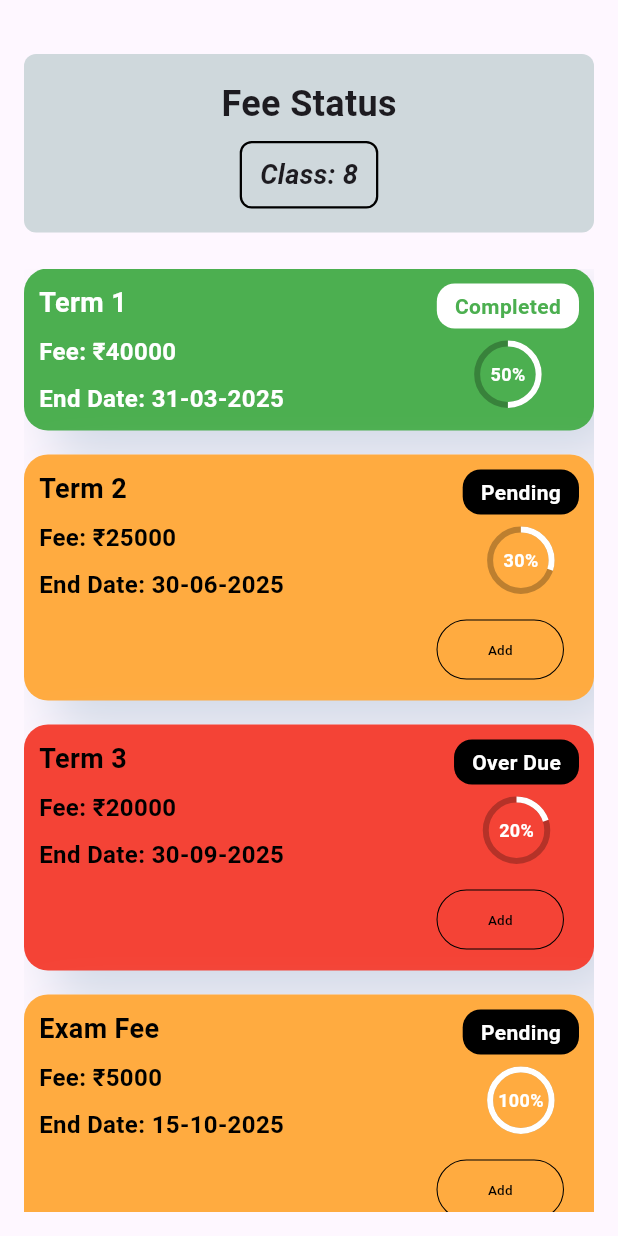
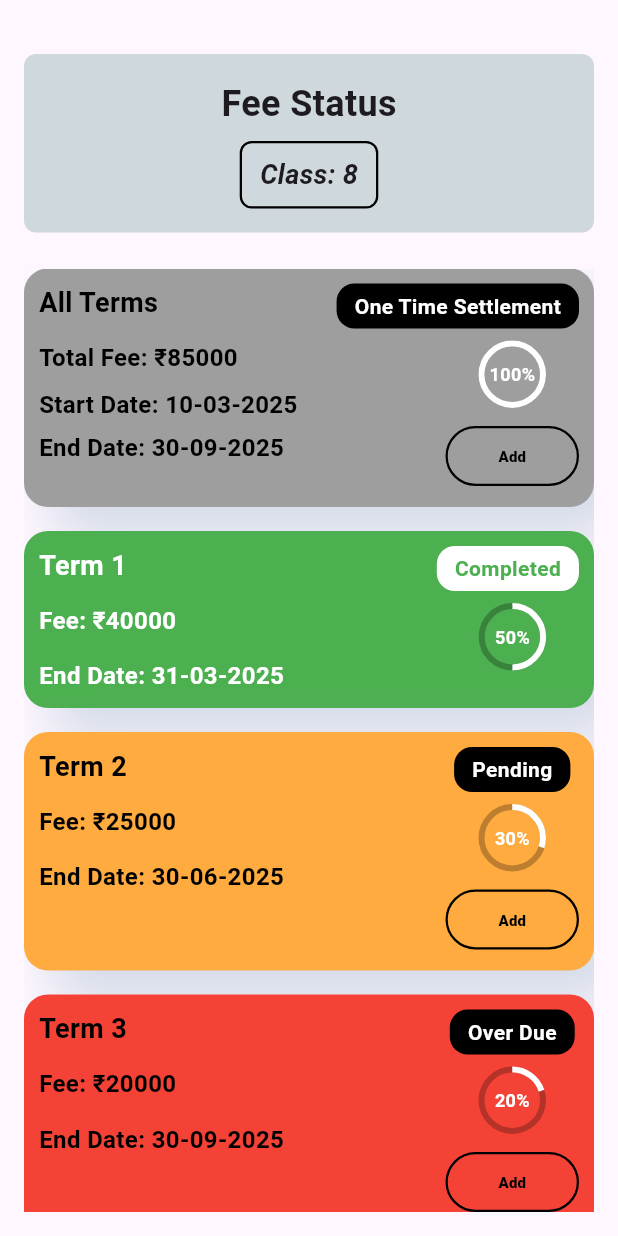
Before and after one commit to prabhas-kenche/school_see_fee_status, a Flutter app: the screen it shows after launch, on a phone screen of 412 x 824 dp. Run offline on Flutter 3.47's test engine with Material 3 defaults, Android fonts, the phone set to English and light mode, and no system bars; drawn by our look-alikes of percent_indicator.

Commit message:
Added a All Terms fee card

```diff
--- a/lib/fee_status.dart
+++ b/lib/fee_status.dart
@@ -1,4 +1,3 @@
-// main.dart
 import 'package:flutter/material.dart';
 import 'package:percent_indicator/circular_percent_indicator.dart';
 import 'payment.dart';
@@ -52,6 +51,15 @@ class FeeStatusPage extends StatelessWidget {
             Expanded(
               child: ListView(
                 children: [
+                  // New FeeCard Added Here
+                  FeeCard(
+                    term: 'All Terms',
+                    fee: 'Total Fee',
+                    percentagePaid: 1.0, // 100% completed
+                    startDate: '10-03-2025', // New Field
+                    endDate: '30-09-2025',
+                    status: 'One Settlement',
+                  ),
                   FeeCard(
                     term: 'Term 1',
                     fee: 40000,
@@ -131,8 +139,9 @@ class FeeStatusPage extends StatelessWidget {
 
 class FeeCard extends StatefulWidget {
   final String term;
-  final int fee;
+  final dynamic fee; // Changed to dynamic to accept both int and string
   final double percentagePaid;
+  final String? startDate; // Added optional start date
   final String endDate;
   final String status;
 
@@ -140,6 +149,7 @@ class FeeCard extends StatefulWidget {
     required this.term,
     required this.fee,
     required this.percentagePaid,
+    this.startDate, // Optional, only for new FeeCard
     required this.endDate,
     required this.status,
   });
@@ -160,6 +170,7 @@ class _FeeCardState extends State<FeeCard> {
   Color _getBackgroundColor() {
     switch (widget.status) {
       case 'Pending':
+      case 'One Time Settlement':
         return Colors.orangeAccent;
       case 'Completed':
         return Colors.green;
@@ -178,6 +189,12 @@ class _FeeCardState extends State<FeeCard> {
   Widget build(BuildContext context) {
     bool isClickable = widget.status != 'Completed';
     Color cardColor = _getBackgroundColor();
+    bool isAllTermsCard = widget.term == 'All Terms';
+    bool isCompletedCard = widget.status == 'Completed';
+    dynamic displayFee = widget.fee;
+    if (isAllTermsCard) {
+      displayFee = 85000;
+    }
 
     return GestureDetector(
       onTap: isClickable
@@ -187,7 +204,7 @@ class _FeeCardState extends State<FeeCard> {
           MaterialPageRoute(
             builder: (context) => PaymentPage(
               term: widget.term,
-              fee: widget.fee,
+              fee: widget.fee is int ? widget.fee : 0,
               endDate: widget.endDate,
               status: widget.status,
             ),
@@ -218,7 +235,6 @@ class _FeeCardState extends State<FeeCard> {
             child: Column(
               children: [
                 Row(
-                  mainAxisAlignment: MainAxisAlignment.spaceBetween,
                   crossAxisAlignment: CrossAxisAlignment.start,
                   children: [
                     Column(
@@ -232,16 +248,28 @@ class _FeeCardState extends State<FeeCard> {
                             color: _getTextColor(),
                           ),
                         ),
-                        SizedBox(height: 8),
+                        SizedBox(height: 12),
                         Text(
-                          'Fee: ₹${widget.fee}',
+                          isAllTermsCard
+                              ? 'Total Fee: ₹$displayFee'
+                              : 'Fee: ${widget.fee is int ? '₹' : ''}${widget.fee}',
                           style: TextStyle(
                             fontSize: 16,
                             color: _getTextColor(),
                             fontWeight: FontWeight.bold,
                           ),
                         ),
-                        SizedBox(height: 8),
+                        SizedBox(height: 8), // Added SizedBox for spacing
+                        if (widget.startDate != null) // Display Start Date if available
+                          Text(
+                            'Start Date: ${widget.startDate}',
+                            style: TextStyle(
+                              fontSize: 16,
+                              color: _getTextColor(),
+                              fontWeight: FontWeight.bold,
+                            ),
+                          ),
+                        SizedBox(height: 6), // Added SizedBox for spacing
                         Text(
                           'End Date: ${widget.endDate}',
                           style: TextStyle(
@@ -252,8 +280,10 @@ class _FeeCardState extends State<FeeCard> {
                         ),
                       ],
                     ),
+                    Spacer(),
+                    if (isAllTermsCard)
                       Column(
-                      crossAxisAlignment: CrossAxisAlignment.center,
+                        crossAxisAlignment: CrossAxisAlignment.end,
                         children: [
                           Container(
                             padding: EdgeInsets.symmetric(horizontal: 12, vertical: 5),
@@ -262,7 +292,8 @@ class _FeeCardState extends State<FeeCard> {
                               borderRadius: BorderRadius.circular(12),
                             ),
                             child: Text(
-                            widget.status,
+                              widget.status == 'One Settlement' ? 'One Time Settlement' : widget.status,
+                              textAlign: TextAlign.center,
                               style: TextStyle(
                                 color: widget.status == 'Completed' ? Colors.green : Colors.white,
                                 fontWeight: FontWeight.bold,
@@ -270,7 +301,11 @@ class _FeeCardState extends State<FeeCard> {
                             ),
                           ),
                           SizedBox(height: 8),
-                        CircularPercentIndicator(
+                          Transform.translate(
+                            offset: Offset(-22, 0), // Shift 22 pixels to the left
+                            child: Align(
+                              alignment: Alignment.centerRight,
+                              child: CircularPercentIndicator(
                                 radius: 22.5,
                                 lineWidth: 4.0,
                                 percent: widget.percentagePaid,
@@ -285,40 +320,105 @@ class _FeeCardState extends State<FeeCard> {
                                 progressColor: Colors.white,
                                 backgroundColor: Colors.black26,
                               ),
-                      ],
                             ),
-                  ],
                           ),
-              if (widget.status == 'Pending' || widget.status == 'Over Due')
+                          if (widget.status == 'Pending' ||
+                              widget.status == 'Over Due' ||
+                              widget.status == 'One Time Settlement' ||
+                              isAllTermsCard)
                             Padding(
                               padding: const EdgeInsets.only(top: 8.0),
-                  child: Row(
-                    mainAxisAlignment: MainAxisAlignment.end, // Align to the right
-                    children: [
-                      Padding(
-                        padding: const EdgeInsets.only(right: 10),
                               child: SizedBox(
-                          width: 85, // Reduced width
+                                width: 89,
                                 child: ElevatedButton(
                                   onPressed: toggleSelection,
                                   style: ElevatedButton.styleFrom(
                                     backgroundColor: cardColor,
-                              side: BorderSide(color: Colors.black, width: 0.7),
+                                    side: BorderSide(color: Colors.black, width: 1.5),
                                     elevation: 0,
                                   ),
                                   child: Text(
                                     isSelected ? 'Remove' : 'Add',
-                              style: TextStyle(fontSize: 9, color: Colors.black),
+                                    style: TextStyle(
+                                      fontSize: 10,
+                                      color: Colors.black,
+                                      fontWeight: FontWeight.w900,
+                                    ),
+                                  ),
+                                ),
+                              ),
+                            ),
+                        ],
+                      )
+                    else
+                      Column(
+                        crossAxisAlignment: CrossAxisAlignment.center,
+                        children: [
+                          Container(
+                            padding: EdgeInsets.symmetric(horizontal: 12, vertical: 5),
+                            decoration: BoxDecoration(
+                              color: widget.status == 'Completed' ? Colors.white : Colors.black,
+                              borderRadius: BorderRadius.circular(12),
+                            ),
+                            child: Text(
+                              widget.status == 'One Settlement' ? 'One Time Settlement' : widget.status,
+                              textAlign: TextAlign.center,
+                              style: TextStyle(
+                                color: widget.status == 'Completed' ? Colors.green : Colors.white,
+                                fontWeight: FontWeight.bold,
+                              ),
+                            ),
+                          ),
+                          SizedBox(height: 8),
+                          Transform.translate(
+                            offset: isCompletedCard ? Offset(3, 0) : Offset(0, 0),
+                            child: CircularPercentIndicator(
+                              radius: 22.5,
+                              lineWidth: 4.0,
+                              percent: widget.percentagePaid,
+                              center: Text(
+                                '${(widget.percentagePaid * 100).toInt()}%',
+                                style: TextStyle(
+                                  fontWeight: FontWeight.bold,
+                                  fontSize: 12,
+                                  color: Colors.white,
+                                ),
+                              ),
+                              progressColor: Colors.white,
+                              backgroundColor: Colors.black26,
+                            ),
+                          ),
+                          if (widget.status == 'Pending' ||
+                              widget.status == 'Over Due' ||
+                              widget.status == 'One Time Settlement')
+                            Padding(
+                              padding: const EdgeInsets.only(top: 8.0),
+                              child: SizedBox(
+                                width: 89,
+                                child: ElevatedButton(
+                                  onPressed: toggleSelection,
+                                  style: ElevatedButton.styleFrom(
+                                    backgroundColor: cardColor,
+                                    side: BorderSide(color: Colors.black, width: 1.5),
+                                    elevation: 0,
+                                  ),
+                                  child: Text(
+                                    isSelected ? 'Remove' : 'Add',
+                                    style: TextStyle(
+                                      fontSize: 10,
+                                      color: Colors.black,
+                                      fontWeight: FontWeight.w900,
+                                    ),
                                   ),
                                 ),
                               ),
                             ),
                         ],
                       ),
+                  ],
                 ),
               ],
             ),
-
           ),
         ),
       ),
```
Lines whose indentation alone changed are shown as unchanged.
